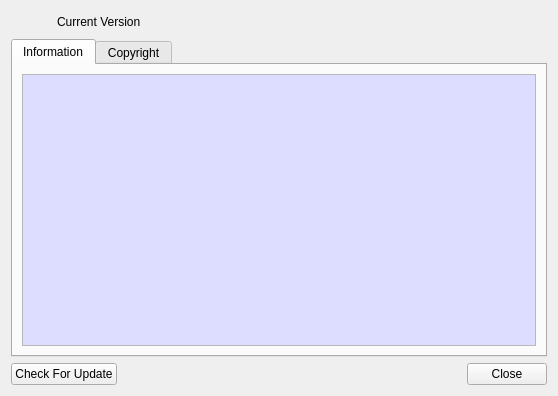
Above: CertMan/about_dlg.ui from jykim74/CertMan before the change. Below: the same form after it.
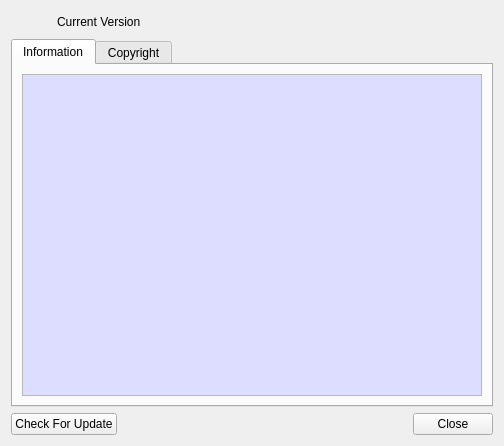
That is the form after the change. Icons and pictures are not drawn.

The edit to the form file:
```diff
--- a/CertMan/about_dlg.ui
+++ b/CertMan/about_dlg.ui
@@ -6,8 +6,8 @@
    <rect>
     <x>0</x>
     <y>0</y>
-    <width>558</width>
-    <height>396</height>
+    <width>502</width>
+    <height>446</height>
    </rect>
   </property>
   <property name="windowTitle">
@@ -73,6 +73,12 @@
       <layout class="QVBoxLayout" name="verticalLayout">
        <item>
         <widget class="QTextBrowser" name="mAboutText">
+         <property name="minimumSize">
+          <size>
+           <width>460</width>
+           <height>300</height>
+          </size>
+         </property>
          <property name="palette">
           <palette>
            <active>
```
